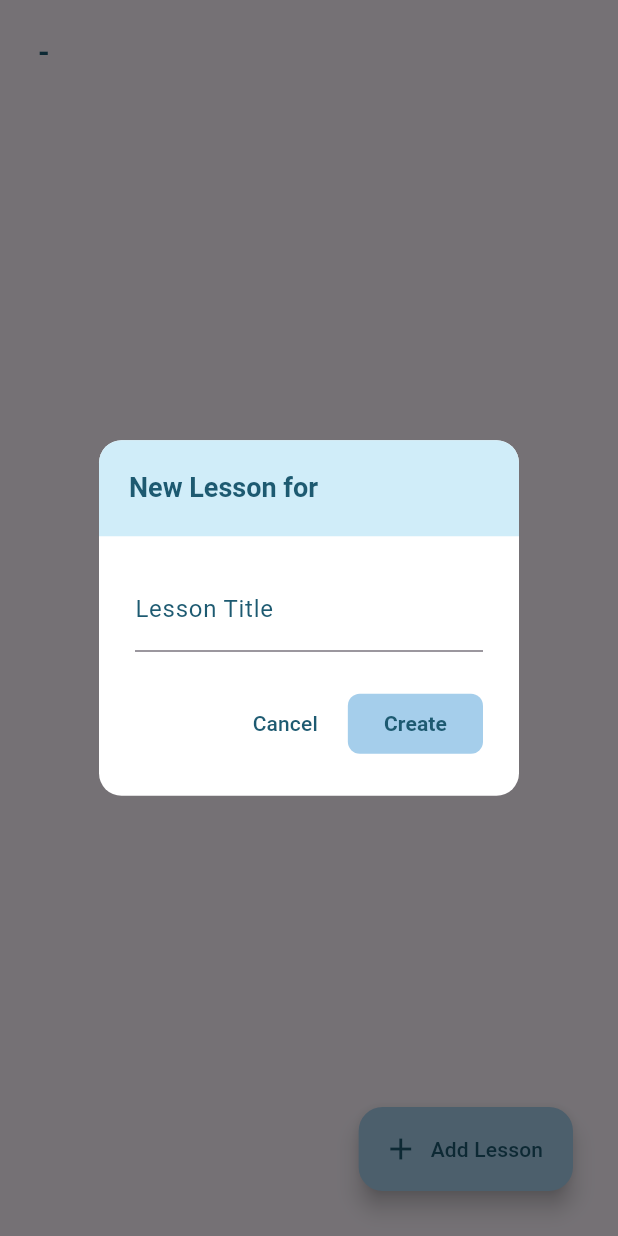
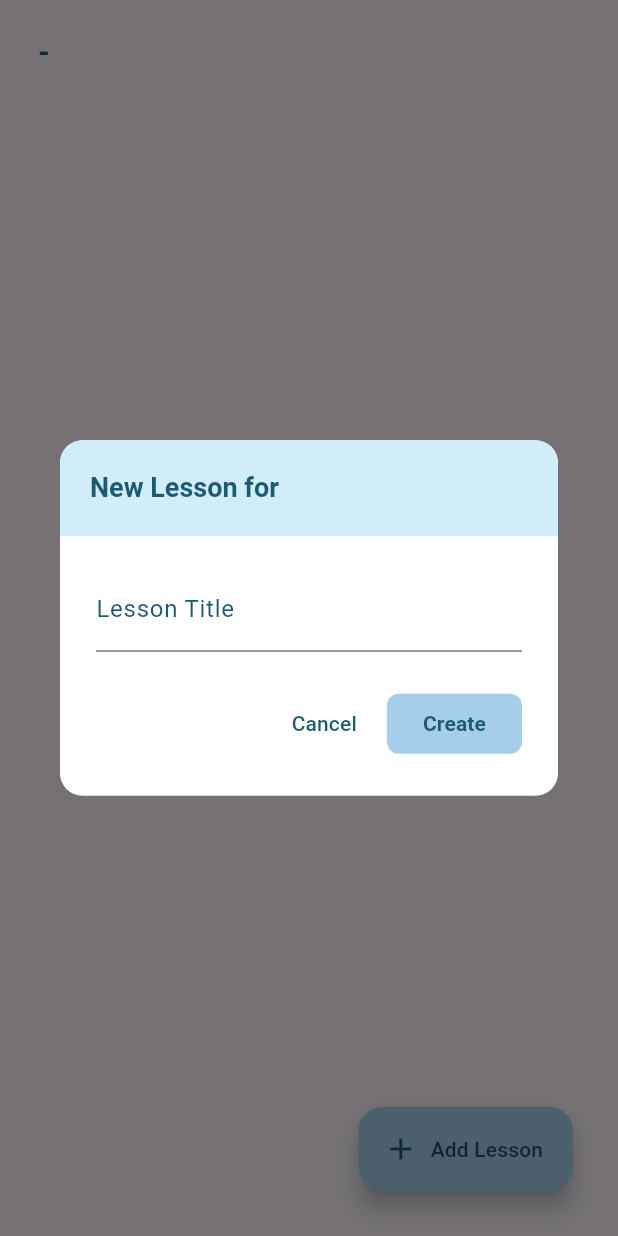
Before and after one commit to MelleUnlikely/serene-learning, a Flutter app: the LessonManagementScreen widget shown alone on an empty page, opened directly with empty values, after a tap on "Add Lesson", on a phone screen of 412 x 824 dp. Run offline on Flutter 3.47's test engine with Material 3 defaults, Android fonts, the phone set to English and light mode, and no system bars; our stand-ins replace file_picker, fl_chart, supabase_flutter; accounts and stored records are empty.

```diff
--- a/lib/screens/teacher/lesson_screen.dart
+++ b/lib/screens/teacher/lesson_screen.dart
@@ -56,7 +56,6 @@ class _LessonManagementScreenState extends State<LessonManagementScreen> {
       builder: (context) => AlertDialog(
         backgroundColor: Colors.white,
         shape: RoundedRectangleBorder(borderRadius: BorderRadius.circular(15)),
-        // 1. Remove default title padding to let the header fill the top
         titlePadding: EdgeInsets.zero,
         title: Container(
           padding: const EdgeInsets.all(20),
@@ -76,7 +75,9 @@ class _LessonManagementScreenState extends State<LessonManagementScreen> {
             ),
           ),
         ),
-        content: Padding(
+        content: SizedBox(
+          width: 500,
+          child: Padding(
             padding: const EdgeInsets.only(top: 5.0),
             child: TextField(
               controller: titleController,
@@ -85,6 +86,7 @@ class _LessonManagementScreenState extends State<LessonManagementScreen> {
                 labelStyle: TextStyle(color: Color(0xFF1D5A71)),
                 focusedBorder: UnderlineInputBorder(
                   borderSide: BorderSide(color: Color(0xFF1D5A71)),
+                ),
               ),
             ),
           ),
```
Lines whose indentation alone changed are shown as unchanged.
